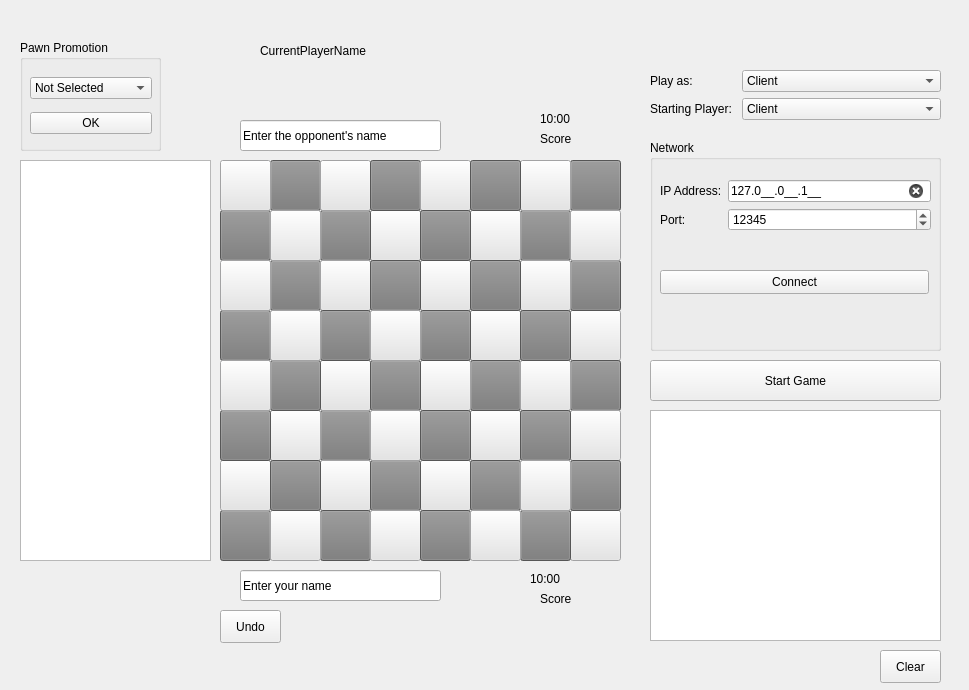
The window that schach/schachgui.ui (Charly-62/QtChessApp) describes before a commit, drawn with Qt 5.
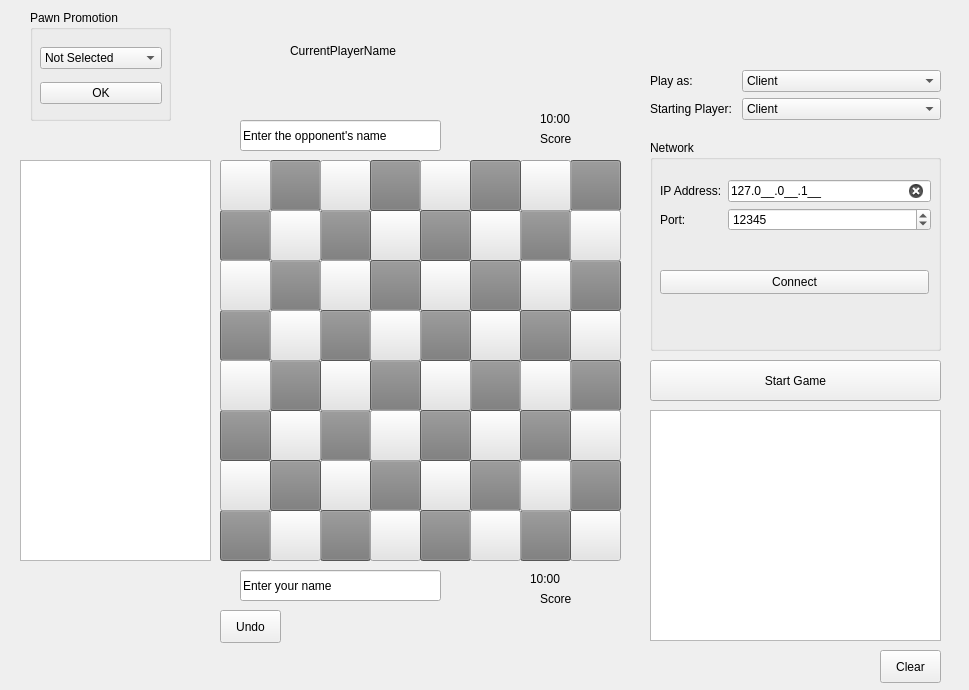
The same window after the commit. The open tabs and pages were chosen to show the change.

Commit message: Pawn promotion

Patch:
```diff
--- a/schach/schachgui.ui
+++ b/schach/schachgui.ui
@@ -1277,7 +1277,7 @@
   <widget class="QLabel" name="lblCurrentPlayerName">
    <property name="geometry">
     <rect>
-     <x>260</x>
+     <x>290</x>
      <y>10</y>
      <width>281</width>
      <height>81</height>
@@ -1287,67 +1287,6 @@
     <string>CurrentPlayerName</string>
    </property>
   </widget>
-  <widget class="QGroupBox" name="grpPawnPromotion">
-   <property name="geometry">
-    <rect>
-     <x>20</x>
-     <y>40</y>
-     <width>141</width>
-     <height>111</height>
-    </rect>
-   </property>
-   <property name="title">
-    <string>Pawn Promotion</string>
-   </property>
-   <widget class="QWidget" name="verticalLayoutWidget">
-    <property name="geometry">
-     <rect>
-      <x>10</x>
-      <y>30</y>
-      <width>122</width>
-      <height>72</height>
-     </rect>
-    </property>
-    <layout class="QVBoxLayout" name="verticalLayout">
-     <item>
-      <widget class="QComboBox" name="cbPawnPromotion">
-       <item>
-        <property name="text">
-         <string>Not Selected</string>
-        </property>
-       </item>
-       <item>
-        <property name="text">
-         <string>Queen</string>
-        </property>
-       </item>
-       <item>
-        <property name="text">
-         <string>Rook</string>
-        </property>
-       </item>
-       <item>
-        <property name="text">
-         <string>Knight</string>
-        </property>
-       </item>
-       <item>
-        <property name="text">
-         <string>Bishop</string>
-        </property>
-       </item>
-      </widget>
-     </item>
-     <item>
-      <widget class="QPushButton" name="pbPawnPromotion">
-       <property name="text">
-        <string>OK</string>
-       </property>
-      </widget>
-     </item>
-    </layout>
-   </widget>
-  </widget>
   <widget class="QPushButton" name="bStart">
    <property name="geometry">
     <rect>
@@ -1397,6 +1336,83 @@
     </rect>
    </property>
   </widget>
+  <widget class="QStackedWidget" name="swpawnpromotion">
+   <property name="geometry">
+    <rect>
+     <x>10</x>
+     <y>10</y>
+     <width>211</width>
+     <height>111</height>
+    </rect>
+   </property>
+   <property name="currentIndex">
+    <number>1</number>
+   </property>
+   <widget class="QWidget" name="pawnpromotionpage">
+    <widget class="QGroupBox" name="grpPawnPromotion">
+     <property name="geometry">
+      <rect>
+       <x>20</x>
+       <y>0</y>
+       <width>141</width>
+       <height>111</height>
+      </rect>
+     </property>
+     <property name="title">
+      <string>Pawn Promotion</string>
+     </property>
+     <widget class="QWidget" name="verticalLayoutWidget">
+      <property name="geometry">
+       <rect>
+        <x>10</x>
+        <y>30</y>
+        <width>122</width>
+        <height>72</height>
+       </rect>
+      </property>
+      <layout class="QVBoxLayout" name="verticalLayout">
+       <item>
+        <widget class="QComboBox" name="cbPawnPromotion">
+         <item>
+          <property name="text">
+           <string>Not Selected</string>
+          </property>
+         </item>
+         <item>
+          <property name="text">
+           <string>Queen</string>
+          </property>
+         </item>
+         <item>
+          <property name="text">
+           <string>Rook</string>
+          </property>
+         </item>
+         <item>
+          <property name="text">
+           <string>Knight</string>
+          </property>
+         </item>
+         <item>
+          <property name="text">
+           <string>Bishop</string>
+          </property>
+         </item>
+        </widget>
+       </item>
+       <item>
+        <widget class="QPushButton" name="pbPawnPromotion">
+         <property name="text">
+          <string>OK</string>
+         </property>
+        </widget>
+       </item>
+      </layout>
+     </widget>
+    </widget>
+   </widget>
+   <widget class="QWidget" name="defaultpage"/>
+  </widget>
  </widget>
  <resources/>
  <connections/>
```
The commit also changes 2 other files.
